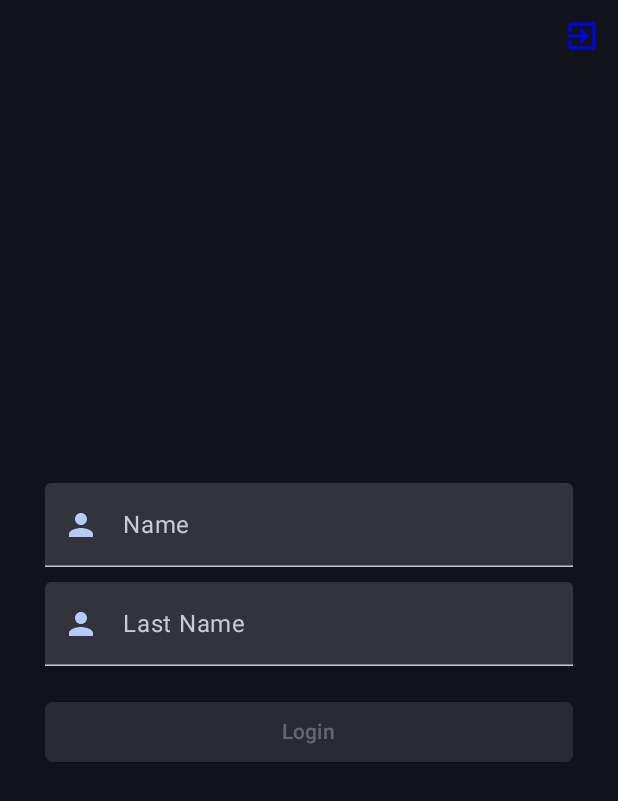
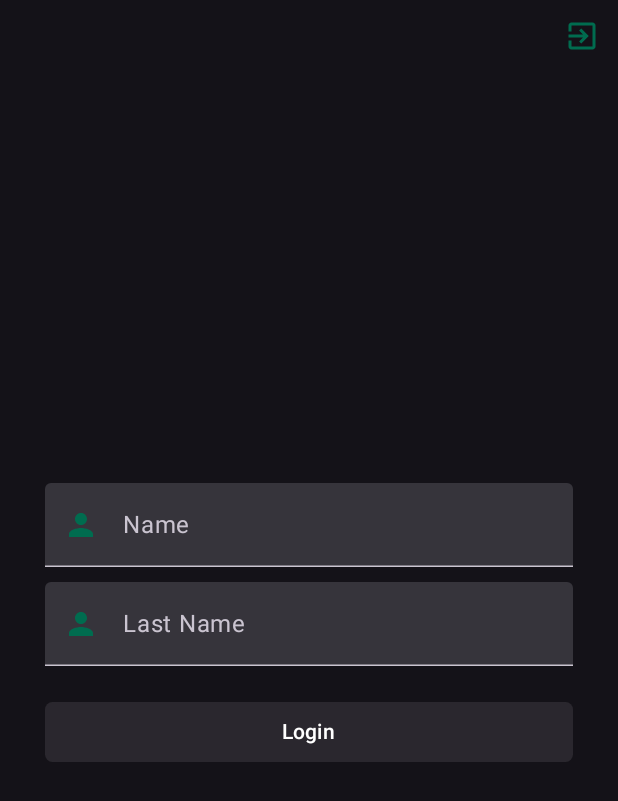
Before and after one commit to dsg25/NtvhCalendar, an Android app built with Jetpack Compose: the screen it shows after launch (LoginActivity), on a phone screen of 412 x 824 dp. Shown: the top 801 px of the screen. Run offline under Robolectric (Android 15) with nearby library versions, the phone set to English and light mode, and no system bars; our stand-ins replace Volley; network calls fail.

Commit message:
12.01.24 - Hib35

```diff
--- a/app/src/main/java/com/example/ntvhcalendar/LoginActivity.kt
+++ b/app/src/main/java/com/example/ntvhcalendar/LoginActivity.kt
@@ -33,6 +33,7 @@ import com.example.ntvhcalendar.data.LoadingDataUser
 import com.example.ntvhcalendar.screens.LoginScreen
 import com.example.ntvhcalendar.ui.theme.BaseBGSecondary
 import com.example.ntvhcalendar.ui.theme.NtvhCalendarTheme
+import com.example.ntvhcalendar.ui.theme.NtvhRed
 import kotlinx.coroutines.delay
 import org.json.JSONObject
 
@@ -43,6 +44,8 @@ class LoginActivity : ComponentActivity() {
     override fun onCreate(savedInstanceState: Bundle?) {
         super.onCreate(savedInstanceState)
         setContent {
+            window.statusBarColor = getColor(R.color.BaseBGSecondary)
+            window.navigationBarColor = getColor(R.color.BaseBGSecondary)
             NtvhCalendarTheme(darkTheme = true) {
                 val context = LocalContext.current
                 val usersList = remember { mutableStateOf(listOf<LoadingDataUser>()) }
--- a/app/src/main/java/com/example/ntvhcalendar/datacalendar/ListItems.kt
+++ b/app/src/main/java/com/example/ntvhcalendar/datacalendar/ListItems.kt
@@ -67,10 +67,10 @@ fun ListItems() {
                  Box(
                     modifier = Modifier
                         .padding(2.dp)
-                        .width(300.dp),
+                        .width(280.dp),
                     contentAlignment = Alignment.CenterStart
                 ) {
-                    Text(text = "СОБЫТИЕ: Мама мыла раму, папа мыл dfghfh fghfghfgh  fg",
+                    Text(text = "СОБЫТИЕ: Мама мыла раму, папа вапвп вап",
                         modifier = Modifier.wrapContentWidth())
                 }
 
--- a/app/src/main/java/com/example/ntvhcalendar/screens/LoginScreen.kt
+++ b/app/src/main/java/com/example/ntvhcalendar/screens/LoginScreen.kt
@@ -48,6 +48,10 @@ import com.example.ntvhcalendar.data.Credentials
 import com.example.ntvhcalendar.data.LoadingDataUser
 import com.example.ntvhcalendar.data.StorageUserData
 import com.example.ntvhcalendar.ui.theme.BaseBGPrimary
+import com.example.ntvhcalendar.ui.theme.NtvhBlue
+import com.example.ntvhcalendar.ui.theme.NtvhGreen
+import com.example.ntvhcalendar.ui.theme.NtvhRed
+import com.example.ntvhcalendar.ui.theme.NtvhWhite
 import kotlinx.coroutines.launch
 
 @Composable
@@ -93,7 +97,7 @@ fun LoginScreen(usersList: MutableState<List<LoadingDataUser>>) {
                 Icon(
                     imageVector = Icons.Default.ExitToApp,
                     contentDescription = "Exit",
-                    tint = Color.Blue)
+                    tint = NtvhGreen)
             }
         }
 // *********** END ************
@@ -153,7 +157,7 @@ fun LoginScreen(usersList: MutableState<List<LoadingDataUser>>) {
                 modifier = Modifier.fillMaxWidth()
             )
             {
-                Text("Login")
+                Text("Login", color = NtvhWhite)
             }
 
         }
@@ -236,5 +240,5 @@ fun LoginLastField(
 @Composable
 fun UserError () {
 
-    Text(text = "Пользователя не существует", color = Color.Red)
+    Text(text = "Пользователя не существует", color = NtvhRed)
 }
--- a/app/src/main/java/com/example/ntvhcalendar/ui/theme/Color.kt
+++ b/app/src/main/java/com/example/ntvhcalendar/ui/theme/Color.kt
@@ -13,3 +13,4 @@ val BaseBGSecondary = Color(0xFF1A1C1E)
 val NtvhGreen = Color(0xFF006C4F)
 val NtvhBlue = Color(0xFF0060AA)
 val NtvhRed = Color(0xFFAA0000)
+val NtvhWhite = Color(0xFFFFFFFF)
--- a/app/src/main/java/com/example/ntvhcalendar/ui/theme/Theme.kt
+++ b/app/src/main/java/com/example/ntvhcalendar/ui/theme/Theme.kt
@@ -15,7 +15,7 @@ import androidx.compose.ui.platform.LocalView
 import androidx.core.view.WindowCompat
 
 private val DarkColorScheme = darkColorScheme(
-    primary = BaseBGPrimary,
+    primary = NtvhGreen,
     secondary = PurpleGrey80,
     tertiary = Pink80
 )
@@ -23,8 +23,8 @@ private val DarkColorScheme = darkColorScheme(
 private val LightColorScheme = lightColorScheme(
     primary = BaseBGPrimary,
     secondary = PurpleGrey40,
-    tertiary = Pink40
-
+    tertiary = Pink40,
+    onPrimary = NtvhGreen,
 
     /* Other default colors to override
     background = Color(0xFFFFFBFE),
@@ -33,7 +33,7 @@ private val LightColorScheme = lightColorScheme(
     onSecondary = Color.White,
     onTertiary = Color.White,
     onBackground = Color(0xFF1C1B1F),
-    onSurface = Color(0xFF1C1B1F),
+    onSurface = Color(0xFF1C1B1F)
     */
 )
 
@@ -41,7 +41,7 @@ private val LightColorScheme = lightColorScheme(
 fun NtvhCalendarTheme(
     darkTheme: Boolean,  // = isSystemInDarkTheme(),
     // Dynamic color is available on Android 12+
-    dynamicColor: Boolean = true,
+    dynamicColor: Boolean = false,
     content: @Composable () -> Unit
 ) {
     val colorScheme = when {
@@ -56,9 +56,9 @@ fun NtvhCalendarTheme(
     val view = LocalView.current
     if (!view.isInEditMode) {
         SideEffect {
-            val window = (view.context as Activity).window
-            window.statusBarColor = colorScheme.primary.toArgb()
-            WindowCompat.getInsetsController(window, view).isAppearanceLightStatusBars = darkTheme
+//            val window = (view.context as Activity).window
+//            window.statusBarColor = colorScheme.primary.toArgb()
+//            WindowCompat.getInsetsController(window, view).isAppearanceLightStatusBars = darkTheme
         }
     }
 
--- a/app/src/main/res/values/colors.xml
+++ b/app/src/main/res/values/colors.xml
@@ -7,5 +7,7 @@
     <color name="teal_700">#FF018786</color>
     <color name="black">#FF000000</color>
     <color name="white">#FFFFFFFF</color>
+    <color name="BaseBGSecondary">#FF1A1C1E</color>
+
 
 </resources>
```
